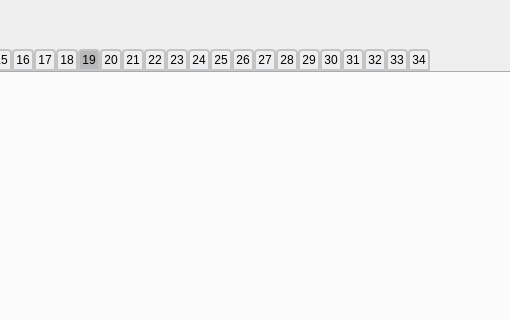
Above: Python_files/UI_files/TheoryWidget.ui from tixdim/QT_school before the change; both pictures show x 254 to 764 and y 0 to 320 of the 1400 by 800 pixel window. Below: the same form after it.
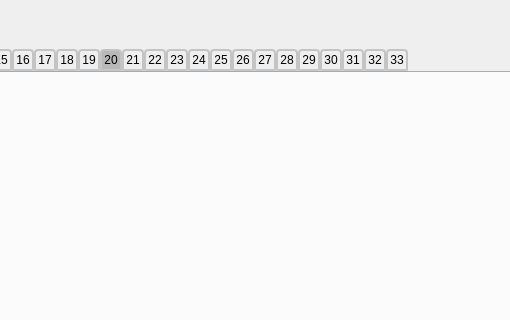
That is the form after the change. The open tabs and pages were chosen to show the change. Icons and pictures are not drawn.

What changed in the file:
```diff
--- a/Python_files/UI_files/TheoryWidget.ui
+++ b/Python_files/UI_files/TheoryWidget.ui
@@ -899,34 +899,9 @@
      </property>
     </widget>
    </widget>
-   <widget class="QWidget" name="tab_36">
-    <attribute name="title">
-     <string>19</string>
-    </attribute>
-    <widget class="QLabel" name="label_49">
-     <property name="geometry">
-      <rect>
-       <x>-10</x>
-       <y>80</y>
-       <width>481</width>
-       <height>331</height>
-      </rect>
-     </property>
-     <property name="styleSheet">
-      <string notr="true">background-color: rgb(0,0,0,0);
-border-image: url();</string>
-     </property>
-     <property name="frameShape">
-      <enum>QFrame::NoFrame</enum>
-     </property>
-     <property name="text">
-      <string/>
-     </property>
-    </widget>
-   </widget>
    <widget class="QWidget" name="tab_38">
     <attribute name="title">
-     <string>20</string>
+     <string>19</string>
     </attribute>
     <widget class="QLabel" name="label_37">
      <property name="geometry">
@@ -971,7 +946,7 @@
    </widget>
    <widget class="QWidget" name="tab_39">
     <attribute name="title">
-     <string>21</string>
+     <string>20</string>
     </attribute>
     <widget class="QLabel" name="label_39">
      <property name="geometry">
@@ -996,7 +971,7 @@
    </widget>
    <widget class="QWidget" name="tab_40">
     <attribute name="title">
-     <string>22</string>
+     <string>21</string>
     </attribute>
     <widget class="QLabel" name="label_50">
      <property name="geometry">
@@ -1021,7 +996,7 @@
    </widget>
    <widget class="QWidget" name="tab_18">
     <attribute name="title">
-     <string>23</string>
+     <string>22</string>
     </attribute>
     <widget class="QLabel" name="label_48">
      <property name="geometry">
@@ -1066,7 +1041,7 @@
    </widget>
    <widget class="QWidget" name="tab_41">
     <attribute name="title">
-     <string>24</string>
+     <string>23</string>
     </attribute>
     <widget class="QLabel" name="label_40">
      <property name="geometry">
@@ -1091,7 +1066,7 @@
    </widget>
    <widget class="QWidget" name="tab_42">
     <attribute name="title">
-     <string>25</string>
+     <string>24</string>
     </attribute>
     <widget class="QLabel" name="label_52">
      <property name="geometry">
@@ -1116,7 +1091,7 @@
    </widget>
    <widget class="QWidget" name="tab_43">
     <attribute name="title">
-     <string>26</string>
+     <string>25</string>
     </attribute>
     <widget class="QLabel" name="label_41">
      <property name="geometry">
@@ -1141,7 +1116,7 @@
    </widget>
    <widget class="QWidget" name="tab_44">
     <attribute name="title">
-     <string>27</string>
+     <string>26</string>
     </attribute>
     <widget class="QLabel" name="label_53">
      <property name="geometry">
@@ -1166,7 +1141,7 @@
    </widget>
    <widget class="QWidget" name="tab_37">
     <attribute name="title">
-     <string>28</string>
+     <string>27</string>
     </attribute>
     <widget class="QLabel" name="label_42">
      <property name="geometry">
@@ -1191,7 +1166,7 @@
    </widget>
    <widget class="QWidget" name="tab_19">
     <attribute name="title">
-     <string>29</string>
+     <string>28</string>
     </attribute>
     <widget class="QLabel" name="label_54">
      <property name="geometry">
@@ -1216,7 +1191,7 @@
    </widget>
    <widget class="QWidget" name="tab_58">
     <attribute name="title">
-     <string>30</string>
+     <string>29</string>
     </attribute>
     <widget class="QLabel" name="label_43">
      <property name="geometry">
@@ -1261,7 +1236,7 @@
    </widget>
    <widget class="QWidget" name="tab_60">
     <attribute name="title">
-     <string>31</string>
+     <string>30</string>
     </attribute>
     <widget class="QLabel" name="label_44">
      <property name="geometry">
@@ -1306,7 +1281,7 @@
    </widget>
    <widget class="QWidget" name="tab_62">
     <attribute name="title">
-     <string>32</string>
+     <string>31</string>
     </attribute>
     <widget class="QLabel" name="label_45">
      <property name="geometry">
@@ -1351,7 +1326,7 @@
    </widget>
    <widget class="QWidget" name="tab_64">
     <attribute name="title">
-     <string>33</string>
+     <string>32</string>
     </attribute>
     <widget class="QLabel" name="label_46">
      <property name="geometry">
@@ -1396,7 +1371,7 @@
    </widget>
    <widget class="QWidget" name="tab_65">
     <attribute name="title">
-     <string>34</string>
+     <string>33</string>
     </attribute>
     <widget class="QLabel" name="label_58">
      <property name="geometry">
```
Left out of the diff: 2 changed lines with no effect on the pictures.
